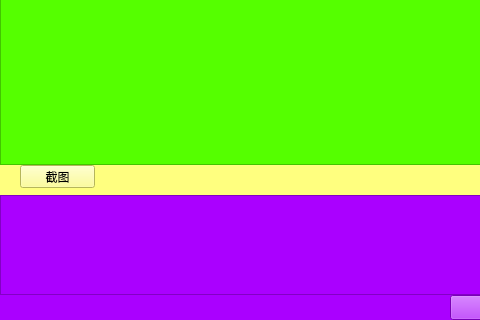
Above: wechat.ui from supermanc88/WeiTalk before the change; both pictures show x 0 to 480 and y 310 to 630 of the 760 by 630 pixel window. Below: the same form after it.
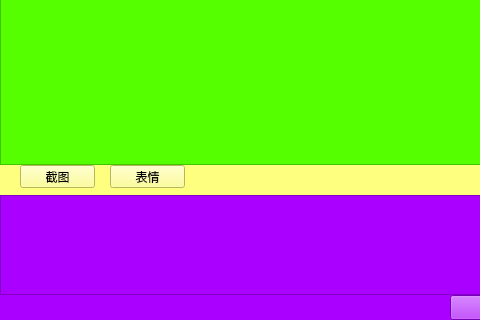
That is the form after the change.

Patch:
```diff
--- a/wechat.ui
+++ b/wechat.ui
@@ -261,6 +261,19 @@
      <string>截图</string>
     </property>
    </widget>
+   <widget class="QPushButton" name="emotionBtn">
+    <property name="geometry">
+     <rect>
+      <x>110</x>
+      <y>0</y>
+      <width>75</width>
+      <height>23</height>
+     </rect>
+    </property>
+    <property name="text">
+     <string>表情</string>
+    </property>
+   </widget>
   </widget>
  </widget>
  <resources/>
```
